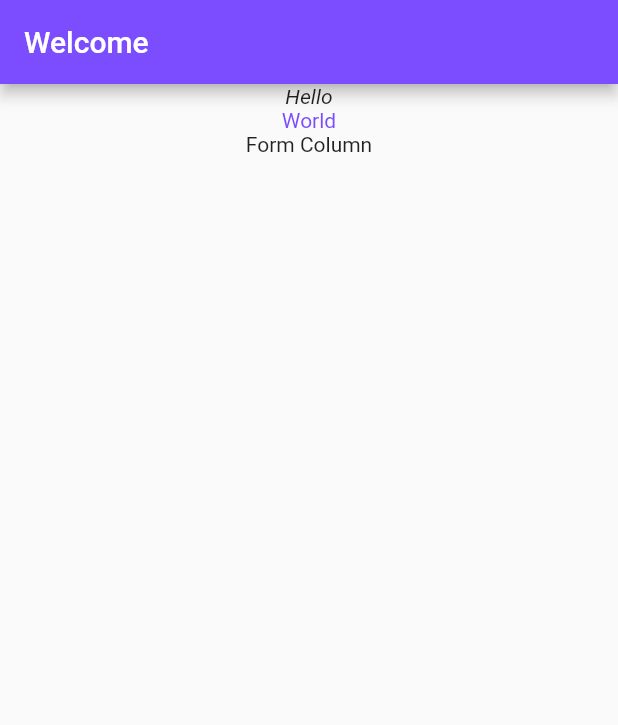
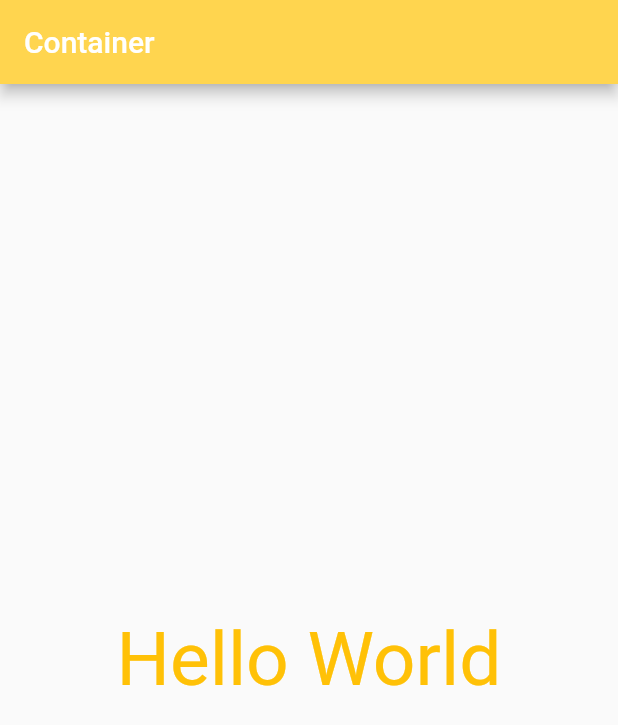
Before and after one commit to najmulmyself/learning_flutter, a Flutter app: the screen it shows after launch, on a phone screen of 412 x 824 dp. Shown: the top 725 px of the screen. Run offline on Flutter 3.47's test engine with Material 2 defaults, Android fonts, the phone set to English and light mode, and no system bars.

Commit message:
styling in flutter

```diff
--- a/lib/main.dart
+++ b/lib/main.dart
@@ -1,3 +1,5 @@
+import 'dart:ui';
+
 import 'package:flutter/material.dart';
 
 void main() {
@@ -13,25 +15,15 @@ class MyApp extends StatelessWidget {
       debugShowCheckedModeBanner: false,
       home: Scaffold(
         appBar: AppBar(
-          title: Text("Welcome"),
-          backgroundColor: Colors.deepPurpleAccent,
+          backgroundColor: Colors.amber.shade300,
+          title: Text(
+            "Container",
+          ),
         ),
         body: Center(
-          // child: Text("Hello World"),
-          // Text("Another Hello World") // child cannot take more than one widget
-          // TO USE MORE THAN ONE WIDGET WE NEED TO USE ROW / COLUMN PROPERTY WHERE MULTIPLE PROPERTY CAN BE PASSED BY CHILDREN
-          child: Column(
-            children: [
-              Text(
-                "Hello",
-                style: TextStyle(fontStyle: FontStyle.italic),
-              ),
-              Text(
-                "World",
-                style: TextStyle(color: Colors.deepPurpleAccent),
-              ),
-              Text("Form Column")
-            ],
+          child: Text(
+            "Hello World",
+            style: TextStyle(color: Colors.amber, fontSize: 50.0),
           ),
         ),
       ),
```
